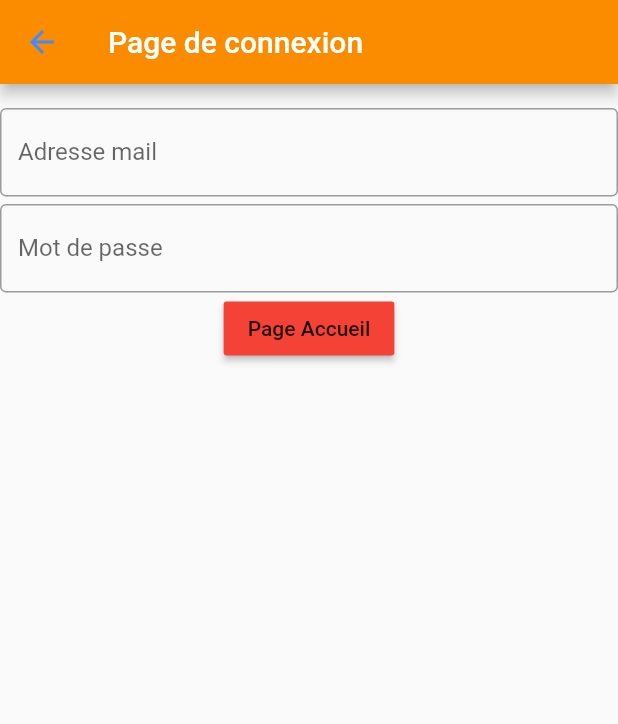
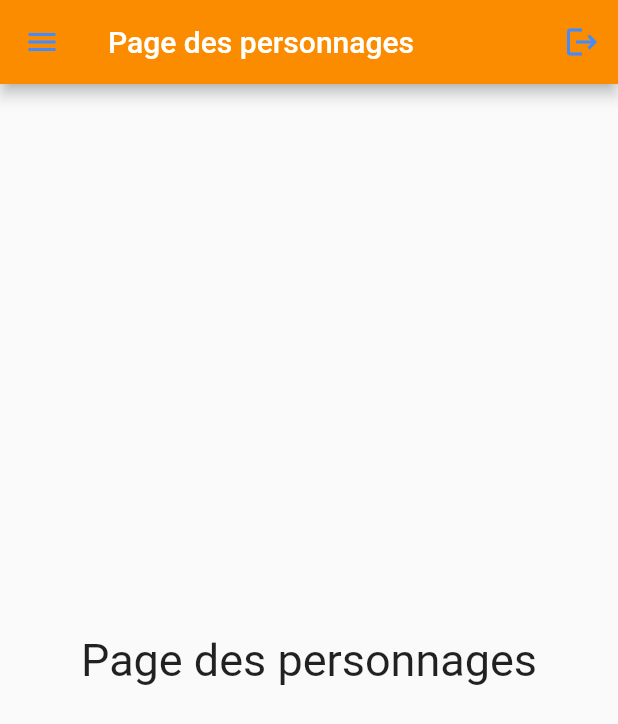
Before and after one commit to AllanGoku/dbz_app, a Flutter app: the PagePersonnages screen opened directly, on a phone screen of 412 x 824 dp. Shown: the top 724 px of the screen. Run offline on Flutter 3.47's test engine with Material 2 defaults, Android fonts, the phone set to English and light mode, and no system bars; our stand-ins replace shared_preferences, sqflite; accounts and stored records are empty.

Commit message:
Création page personnages + drawer pour toutes les pages

```diff
--- a/lib/PagePersonnages.dart
+++ b/lib/PagePersonnages.dart
@@ -1,50 +1,76 @@
 import 'package:flutter/material.dart';
+import 'package:shared_preferences/shared_preferences.dart';
 
 class PagePersonnages extends StatelessWidget {
   PagePersonnages({super.key});
+  Future<SharedPreferences> _prefs = SharedPreferences.getInstance();
 
   // This widget is the root of your application.
+
   @override
   Widget build(BuildContext context) {
     return Scaffold(
       appBar: AppBar(
-          title: Text("Page de connexion"),
+        title: Text("Page des personnages"),
+        leading: Builder(
+          builder: (BuildContext context) {
+            return IconButton(
+              icon: const Icon(Icons.menu),
+              onPressed: () {
+                Scaffold.of(context).openDrawer();
+              },
+              tooltip: MaterialLocalizations.of(context).openAppDrawerTooltip,
+            );
+          },
+        ),
+        automaticallyImplyLeading: false,
+        actions: <Widget>[
+          IconButton(
+            icon: Icon(Icons.logout),
+            onPressed: () {
+              showDialog(
+                  context: context,
+                  builder: (BuildContext context) {
+                    return AlertDialog(
+                      title: Text('Déconnexion'),
+                      content: Text('Voulez-vous vous déconnecter ?'),
+                      actions: [
+                        ElevatedButton(
+                          onPressed: () {
+                            Navigator.pop(context);
+                          },
+                          child: Text('Non'),
+                        ),
+                        ElevatedButton(
+                          onPressed: () {
+                            _prefs.then((prefs) => {
+                                  prefs.remove('mailConnexion'),
+                                  prefs.remove('pseudoConnexion')
+                                });
+                            Navigator.pushReplacementNamed(context, '/');
+                          },
+                          child: Text('Oui'),
+                        ),
+                      ],
+                    );
+                  });
+            },
+          ),
+        ],
       ),
       body: Center(
         child: Column(
+          mainAxisAlignment: MainAxisAlignment.center,
           children: <Widget>[
-              Padding(
-                padding: const EdgeInsets.all(8.0),
+            Text(
+              'Page des personnages',
+              style: TextStyle(
+                fontSize: 30,
               ),
-              TextFormField(
-                maxLines: 1,
-                minLines: 1,
-                decoration: InputDecoration(
-                  border: OutlineInputBorder(),
-                  labelText: 'Adresse mail',
-                ),
-              ),
-              Padding(
-                padding: const EdgeInsets.all(2.5),
-              ),
-              TextFormField(
-                obscureText: true,
-                maxLines: 1,
-                minLines: 1,
-                decoration: InputDecoration(
-                  border: OutlineInputBorder(),
-                  labelText: 'Mot de passe',
-                ),
-              ),
-              MaterialButton(
-                onPressed: () {
-                  Navigator.pushNamed(context, '/second');
-                },
-                child: Text("Page Accueil"),
-                color: Colors.red,
             ),
           ],
         ),
-        ));
+      ),
+    );
   }
 }
```
Also changed, not shown: lib/monDrawer.dart (added, +48 -0 lines), images/background_dragon_ball.jpg (added). Lines whose indentation alone changed are shown as unchanged.
